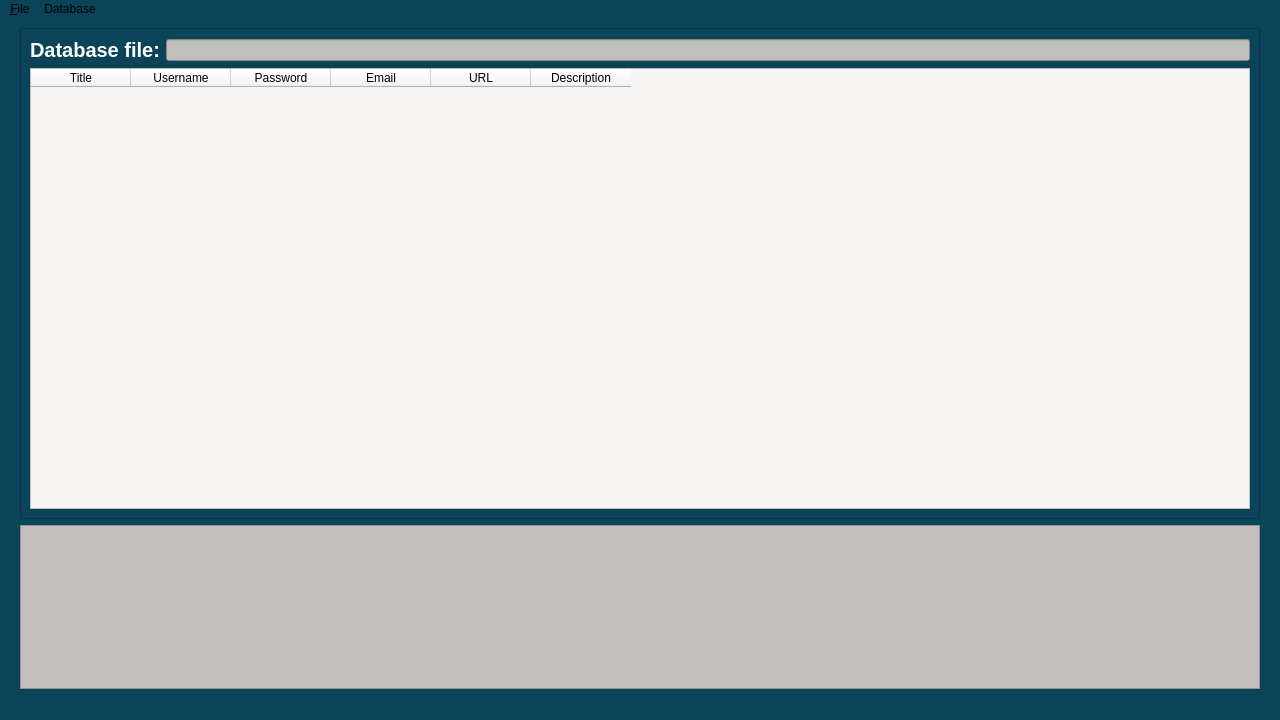
This is ui/mainwindow.ui in mevid93/credex as Qt 5 draws it before an edit. The edited form follows.
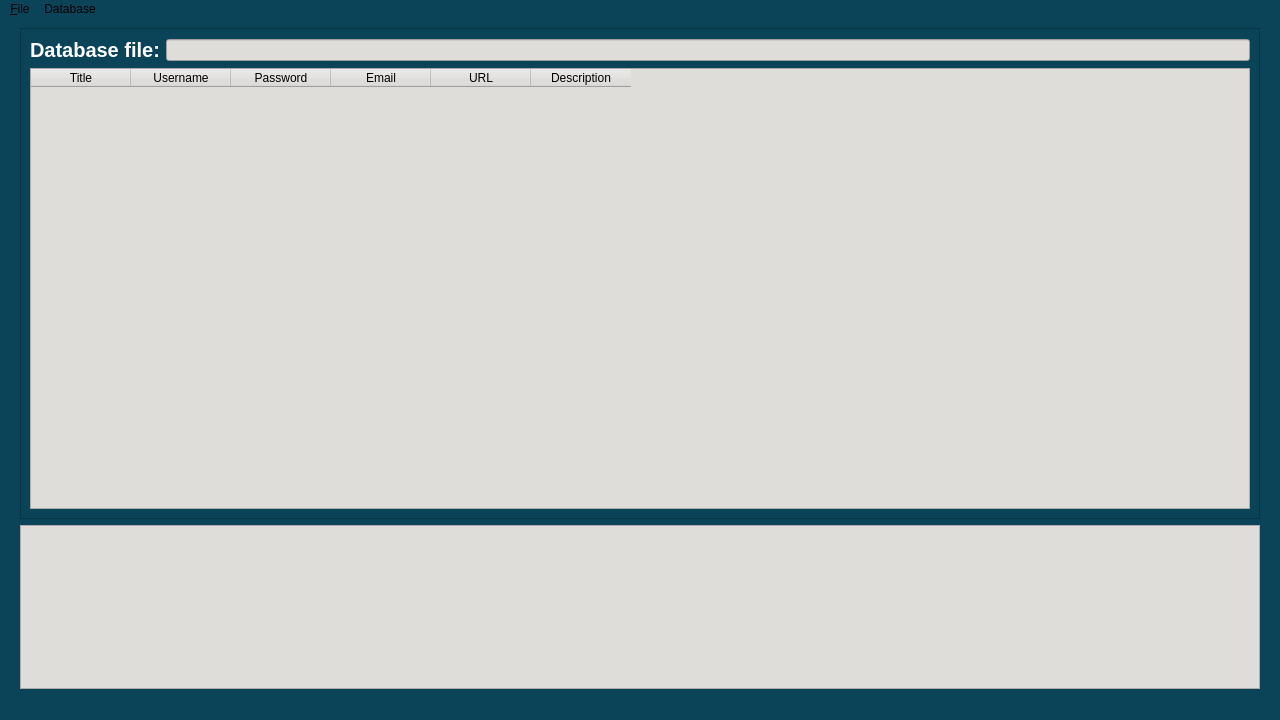
This is the edited form.

Commit message: data table widget work

The edit to the form file:
```diff
--- a/ui/mainwindow.ui
+++ b/ui/mainwindow.ui
@@ -32,6 +32,9 @@
     </property>
     <item>
      <widget class="QFrame" name="frame">
+      <property name="styleSheet">
+       <string notr="true">border-color: rgb(255, 255, 255);</string>
+      </property>
       <property name="frameShape">
        <enum>QFrame::Shape::StyledPanel</enum>
       </property>
@@ -64,7 +67,7 @@
          <item>
           <widget class="QLineEdit" name="pathLineEdit">
            <property name="styleSheet">
-            <string notr="true">background-color: rgb(192, 191, 188);
+            <string notr="true">background-color: rgb(222, 221, 218);
 color: rgb(0, 0, 0);</string>
            </property>
            <property name="readOnly">
@@ -79,7 +82,7 @@
          <item>
           <widget class="QTableWidget" name="tableWidget">
            <property name="styleSheet">
-            <string notr="true">background-color: rgb(246, 245, 244);
+            <string notr="true">background-color: rgb(222, 221, 218);
 color: rgb(0, 0, 0);</string>
            </property>
            <property name="columnCount">
@@ -125,7 +128,7 @@
     <item>
      <widget class="QTextEdit" name="logTextEdit">
       <property name="styleSheet">
-       <string notr="true">background-color: rgb(192, 191, 188);
+       <string notr="true">background-color: rgb(222, 221, 218);
 color: rgb(0, 0, 0);</string>
       </property>
       <property name="readOnly">
```
Left out of the diff: 2 changed lines with no effect on the pictures. The commit also changes 5 other files.
